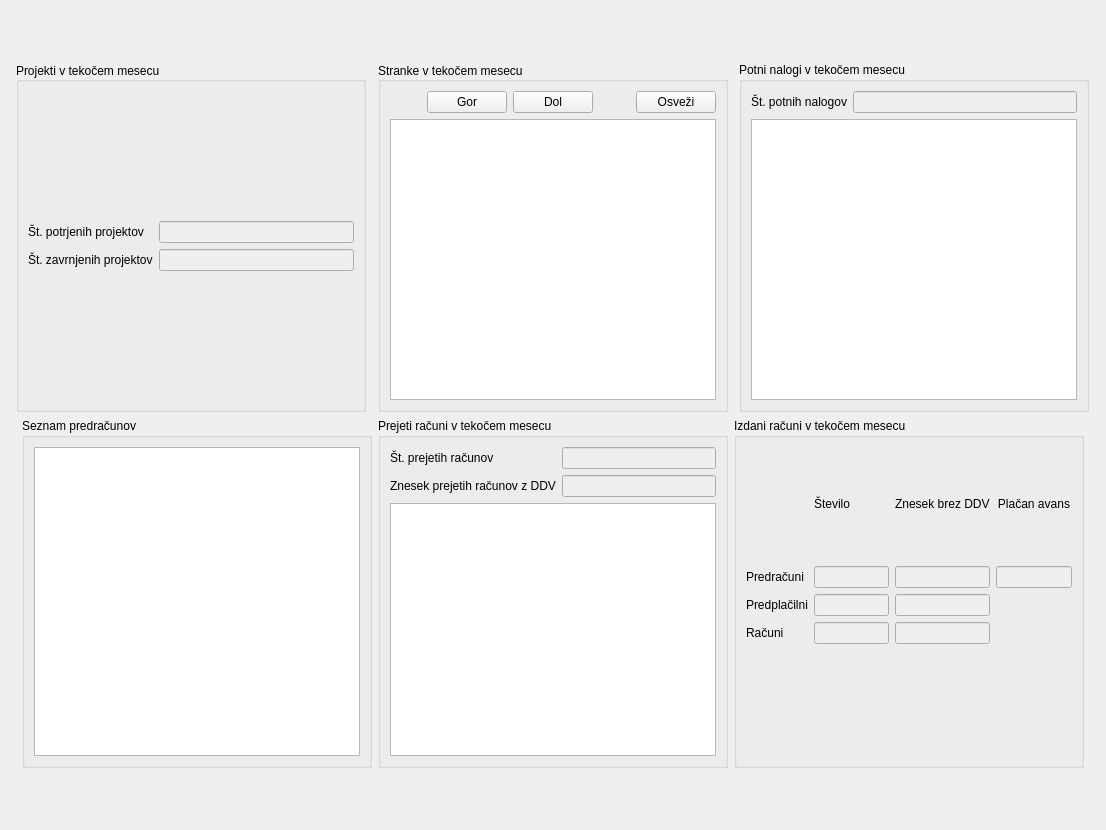
The window that wid_osnovni_pogled.ui (bubi-luka/BubiRacun) describes before a commit, drawn with Qt 5.
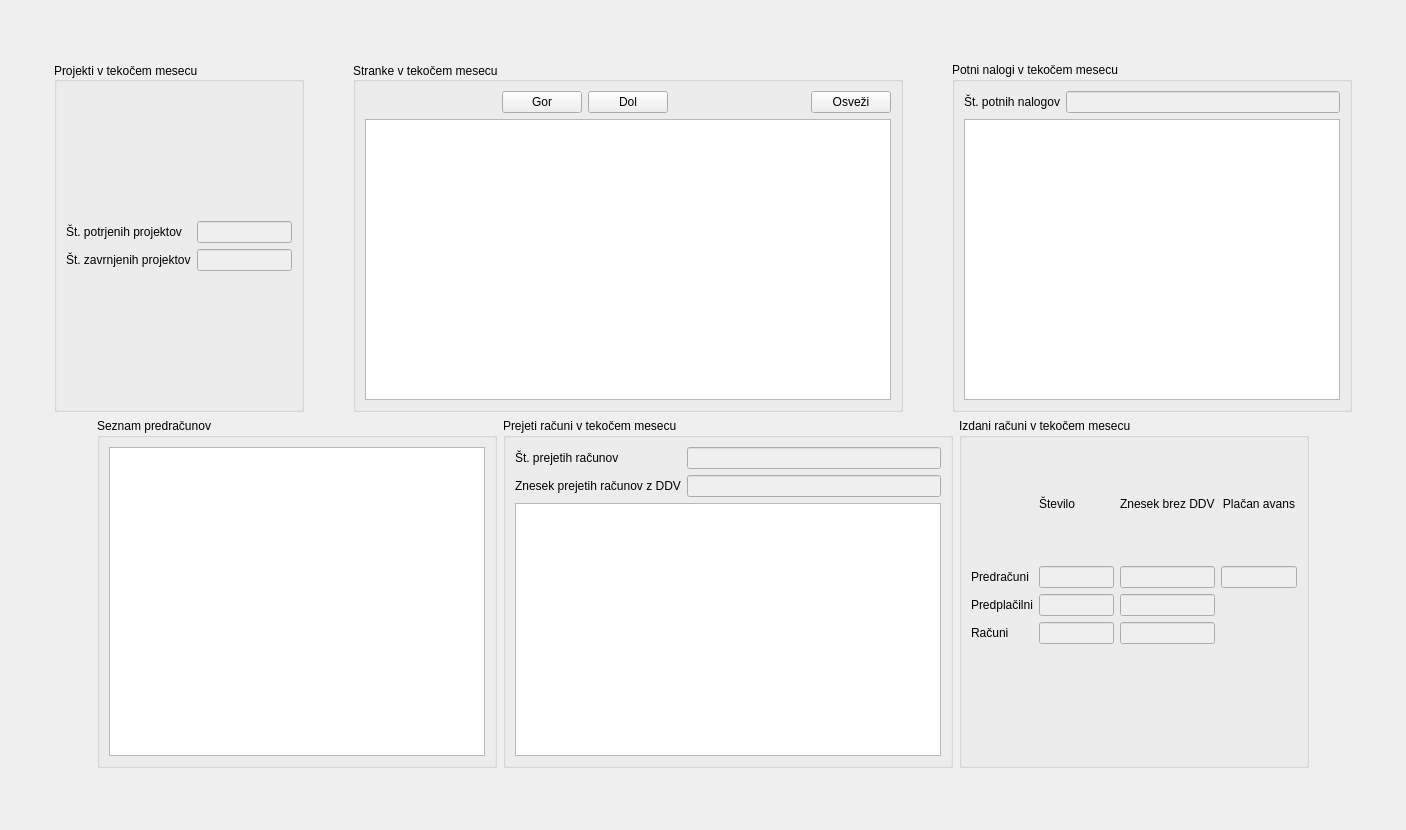
The same window after the commit.

Commit message:
NA OSNOVNEM POGLEDU SE PRI STRANKAH RANGIRAJO PROJEKTI, VIDEN DATUM ZAKLJUČKA
Na tabeli na uvodni strani, ki prikazuje stranke in projekte, ki so
trenutno v teku, prikaže tudi datum predvidenega zaključka projekta. Ta
datum priključe iz datuma, navedenega na zadnjem računu.

closes #168

```diff
--- a/wid_osnovni_pogled.ui
+++ b/wid_osnovni_pogled.ui
@@ -6,7 +6,7 @@
    <rect>
     <x>0</x>
     <y>0</y>
-    <width>1106</width>
+    <width>1406</width>
     <height>830</height>
    </rect>
   </property>
@@ -46,13 +46,13 @@
       <widget class="QGroupBox" name="groupBox">
        <property name="minimumSize">
         <size>
-         <width>350</width>
+         <width>250</width>
          <height>350</height>
         </size>
        </property>
        <property name="maximumSize">
         <size>
-         <width>350</width>
+         <width>250</width>
          <height>350</height>
         </size>
        </property>
@@ -144,13 +144,13 @@
       <widget class="QGroupBox" name="groupBox_2">
        <property name="minimumSize">
         <size>
-         <width>350</width>
+         <width>550</width>
          <height>350</height>
         </size>
        </property>
        <property name="maximumSize">
         <size>
-         <width>350</width>
+         <width>550</width>
          <height>350</height>
         </size>
        </property>
@@ -258,13 +258,13 @@
       <widget class="QGroupBox" name="groupBox_3">
        <property name="minimumSize">
         <size>
-         <width>350</width>
+         <width>400</width>
          <height>350</height>
         </size>
        </property>
        <property name="maximumSize">
         <size>
-         <width>350</width>
+         <width>400</width>
          <height>350</height>
         </size>
        </property>
@@ -353,13 +353,13 @@
       <widget class="QGroupBox" name="groupBox_6">
        <property name="minimumSize">
         <size>
-         <width>350</width>
+         <width>400</width>
          <height>350</height>
         </size>
        </property>
        <property name="maximumSize">
         <size>
-         <width>350</width>
+         <width>400</width>
          <height>350</height>
         </size>
        </property>
@@ -387,13 +387,13 @@
       <widget class="QGroupBox" name="groupBox_5">
        <property name="minimumSize">
         <size>
-         <width>350</width>
+         <width>450</width>
          <height>350</height>
         </size>
        </property>
        <property name="maximumSize">
         <size>
-         <width>350</width>
+         <width>450</width>
          <height>350</height>
         </size>
        </property>
```
The commit also changes 1 other file.
